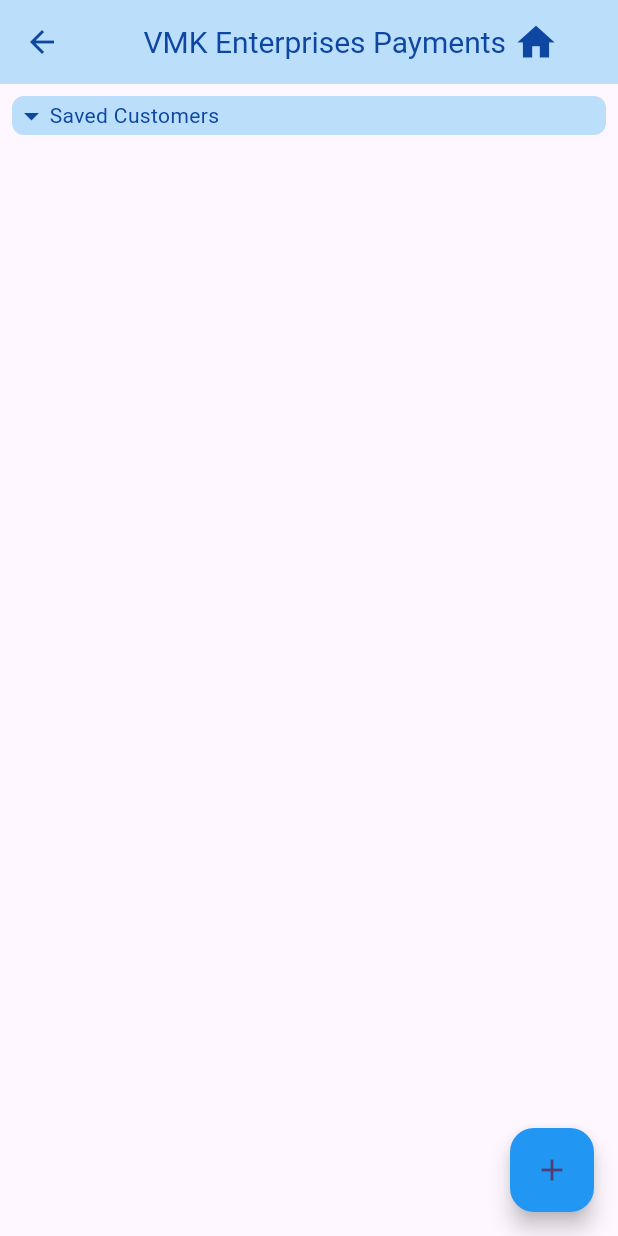
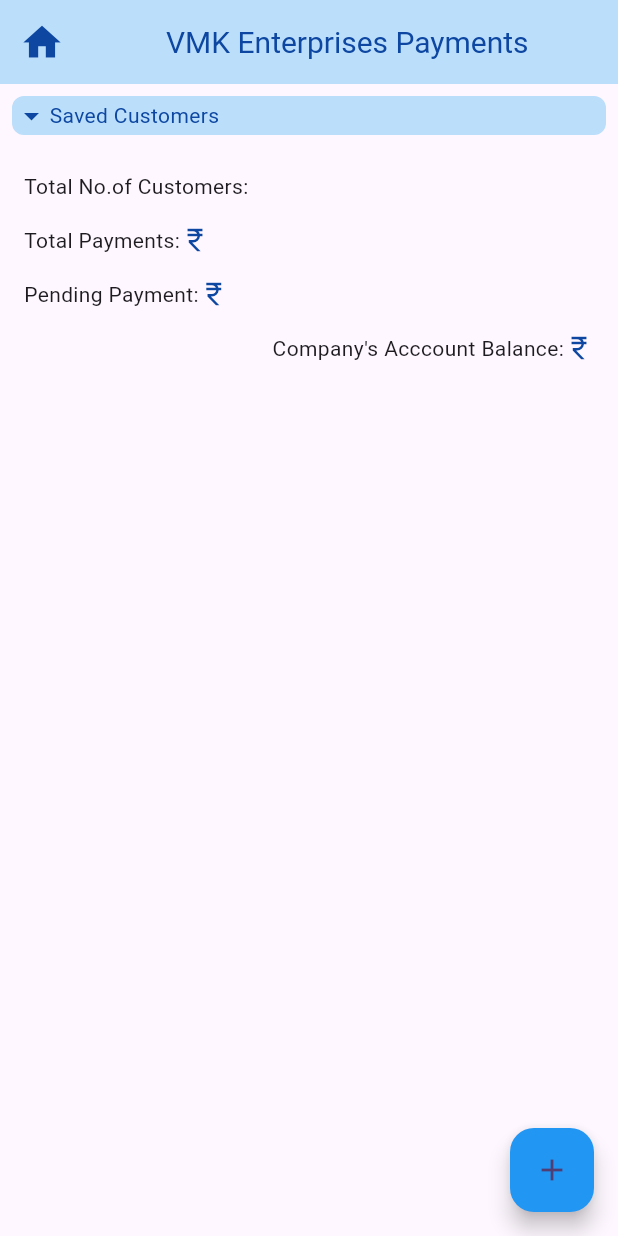
Before and after one commit to akashvtrs/project, a Flutter app: the Identities screen opened directly with empty values, after a tap on "Saved Customers", on a phone screen of 412 x 824 dp. Run offline on Flutter 3.47's test engine with Material 3 defaults, Android fonts, the phone set to English and light mode, and no system bars; missing offline and left inert: dart:js_util.

Commit message:
add final payments text

```diff
--- a/lib/home_screen/apphomescreen.dart
+++ b/lib/home_screen/apphomescreen.dart
@@ -30,24 +30,23 @@ class _IdentitiesState extends State<Identities> {
   Widget build(BuildContext context) {
     return Scaffold(
       appBar: AppBar(
-
+          automaticallyImplyLeading: false,
         backgroundColor: Colors.blue.shade100,
         foregroundColor: Colors.blue.shade900,
-        title: Row(
-          mainAxisAlignment: MainAxisAlignment.center,
-          children: [
-
-            Text("VMK Enterprises Payments ", style: TextStyle(fontSize:
-                20
-                )),
-                Icon(Icons.home,size: 30)
-          ],
+        leading:  Icon(Icons.home,size: 30),
+        title: Center(
+          child: Text("VMK Enterprises Payments ", style: TextStyle(fontSize:
+              20
+              )),
         ),
       ),
   body: Padding(
     padding: const EdgeInsets.all(8.0),
     child: Column(
       children: [
+
+
+
         InkWell(
           onTap: () {
             setState(() {
@@ -77,6 +76,57 @@ class _IdentitiesState extends State<Identities> {
             name_customername:widget.name_customername, no_phoneno:widget.no_phoneno, items_noofitems:widget.items_noofitems, amount_totalamount:widget.amount_totalamount, bal_balance:widget.bal_balance
           ),
         ),
+        Padding(
+          padding: const EdgeInsets.only(top:8.0),
+          child: Column(
+            crossAxisAlignment: CrossAxisAlignment.start,
+            children: [
+              Padding(
+                padding: const EdgeInsets.all(8.0),
+                child: Text("Total No.of Customers:"),
+              ),
+              Padding(
+                padding: const EdgeInsets.all(8.0),
+                child: Row(
+                  children: [
+                    Text("Total Payments:"),
+                    Icon(Icons.currency_rupee,color: Colors.blue.shade900,
+                    size: 20,
+                    ),
+                  ],
+                ),
+              ),
+              Padding(
+                padding: const EdgeInsets.all(8.0),
+                child: Row(
+                  children: [
+                    Text("Pending Payment:"),
+                    Icon(Icons.currency_rupee,color: Colors.blue.shade900,
+                    size: 20,
+                    ),
+                  ],
+                ),
+              ),
+
+              Padding(
+                padding: const EdgeInsets.all(8.0),
+                child: Row(
+                  mainAxisAlignment: MainAxisAlignment.end,
+                  children: [
+                    Row(
+                      children: [
+                        Text("Company's Acccount Balance:"),
+                        Icon(Icons.currency_rupee,color: Colors.blue.shade900,
+                    size: 20,
+                    ),
+                      ],
+                    ),
+                  ],
+                ),
+              ),
+            ],
+          ),
+        )
       ],
     ),
   ),
```
